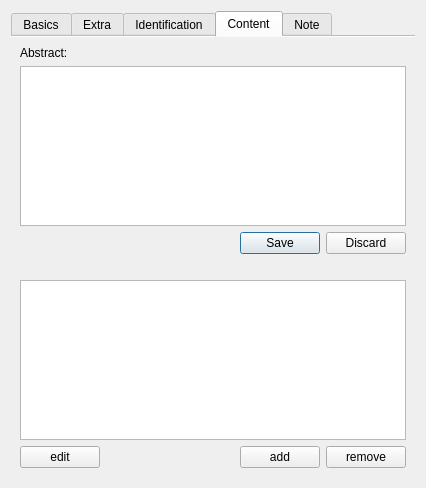
KDE/conquirere, file src/sidebar/publicationwidget.ui: the form before one commit.
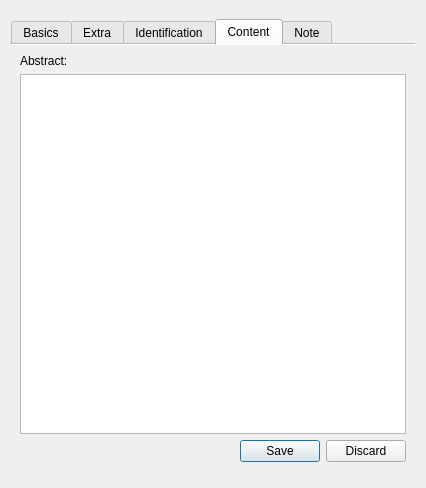
The form after the commit. The open tabs and pages were chosen to show the change. Custom widgets are drawn as their Qt base class.

Diff of the .ui file:
```diff
--- a/src/sidebar/publicationwidget.ui
+++ b/src/sidebar/publicationwidget.ui
@@ -503,52 +503,7 @@
         </widget>
        </item>
        <item>
-        <widget class="QLabel" name="tocLabel">
-         <property name="text">
-          <string/>
-         </property>
-        </widget>
-       </item>
-       <item>
-        <widget class="QListWidget" name="editTOC"/>
-       </item>
-       <item>
-        <layout class="QHBoxLayout" name="horizontalLayout">
-         <item>
-          <widget class="QPushButton" name="editChapter">
-           <property name="text">
-            <string>edit</string>
-           </property>
-          </widget>
-         </item>
-         <item>
-          <spacer name="horizontalSpacer">
-           <property name="orientation">
-            <enum>Qt::Horizontal</enum>
-           </property>
-           <property name="sizeHint" stdset="0">
-            <size>
-             <width>40</width>
-             <height>20</height>
-            </size>
-           </property>
-          </spacer>
-         </item>
-         <item>
-          <widget class="QPushButton" name="addChapter">
-           <property name="text">
-            <string>add</string>
-           </property>
-          </widget>
-         </item>
-         <item>
-          <widget class="QPushButton" name="removeChapter">
-           <property name="text">
-            <string>remove</string>
-           </property>
-          </widget>
-         </item>
-        </layout>
+        <widget class="ListPartsWidget" name="listPartsWidget" native="true"/>
        </item>
       </layout>
      </widget>
@@ -618,6 +573,12 @@
     <signal>widgetEnabled(bool)</signal>
    </slots>
   </customwidget>
+  <customwidget>
+   <class>ListPartsWidget</class>
+   <extends>QWidget</extends>
+   <header>sidebar/listpartswidget.h</header>
+   <container>1</container>
+  </customwidget>
   <customwidget>
    <class>ContactEdit</class>
    <extends>QLineEdit</extends>
```
Left out of the diff: 50 changed lines with no effect on the pictures.
